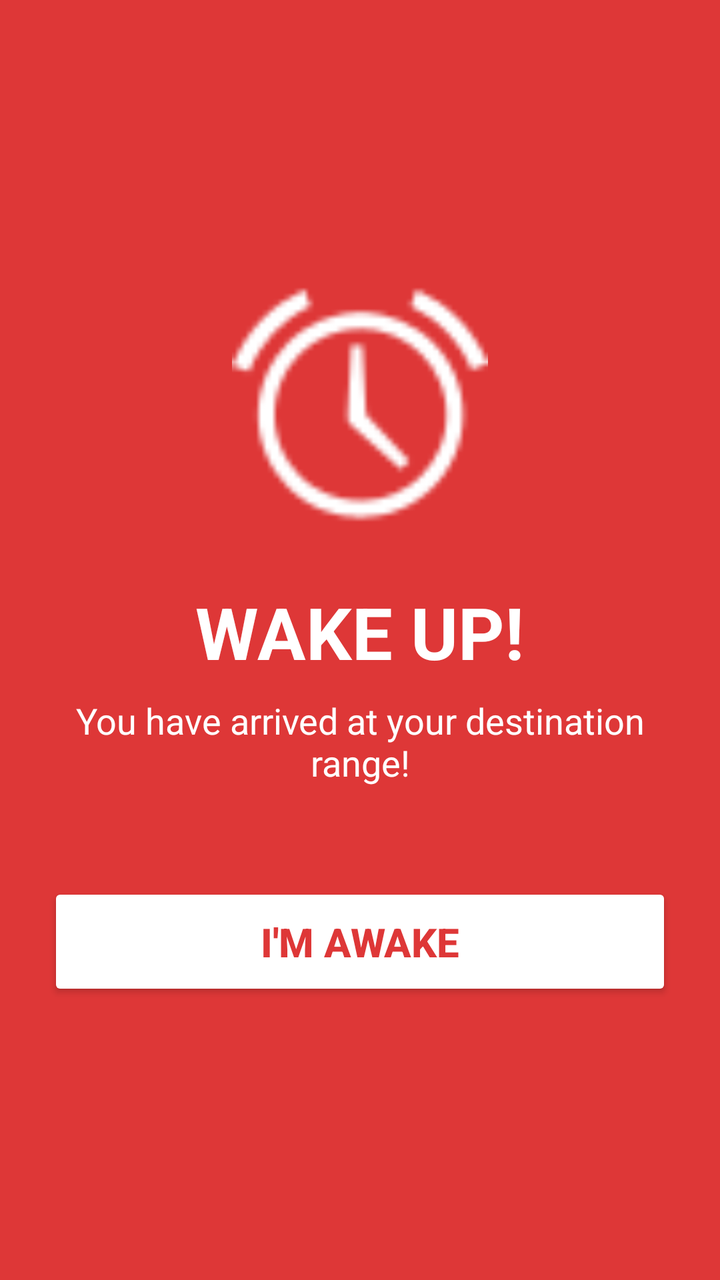
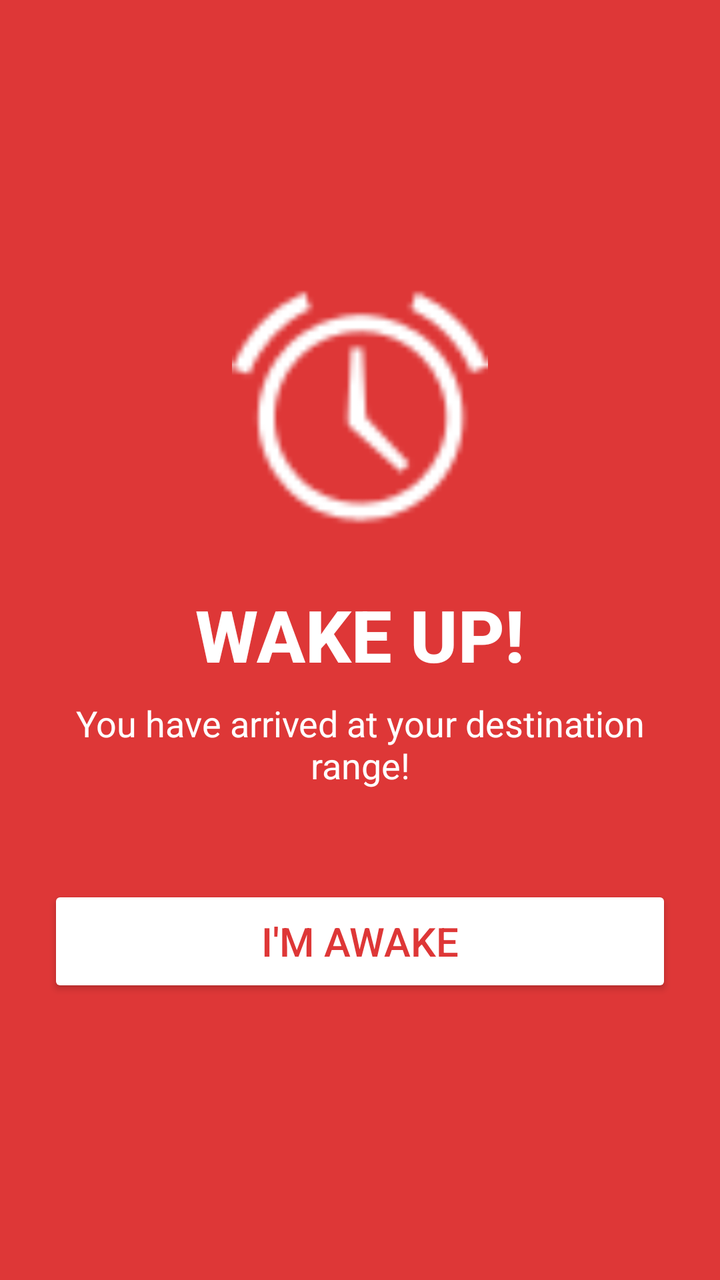

Two renders of the same Android screen: before a commit and after it. Below are the layout's source before the change and the commit's diff.
<!-- AndroidManifest.xml: application theme Theme.NapSafe -->
<!-- res/layout/activity_alarm.xml -->
<?xml version="1.0" encoding="utf-8"?>
<LinearLayout xmlns:android="http://schemas.android.com/apk/res/android"
    android:layout_width="match_parent"
    android:layout_height="match_parent"
    android:orientation="vertical"
    android:gravity="center"
    android:background="@color/red"
    android:padding="24dp">

    
    <ImageView
        android:id="@+id/ivAlarmIcon"
        android:layout_width="128dp"
        android:layout_height="128dp"
        android:src="@android:drawable/ic_lock_idle_alarm"
        android:contentDescription="Alarm Icon"
        android:tint="@color/white"
        android:layout_marginBottom="24dp" />

    
    <TextView
        android:id="@+id/tvAlarmTitle"
        android:layout_width="wrap_content"
        android:layout_height="wrap_content"
        android:text="WAKE UP!"
        android:textSize="36sp"
        android:textStyle="bold"
        android:textColor="@color/white"
        android:layout_marginBottom="8dp" />

    <TextView
        android:id="@+id/tvAlarmSubtitle"
        android:layout_width="wrap_content"
        android:layout_height="wrap_content"
        android:text="You have arrived at your destination range!"
        android:textSize="18sp"
        android:textColor="@color/white"
        android:gravity="center"
        android:layout_marginBottom="48dp" />

    
    <Button
        android:id="@+id/btnStopAlarm"
        android:layout_width="match_parent"
        android:layout_height="wrap_content"
        android:text="I'M AWAKE"
        android:textColor="@color/red"
        android:backgroundTint="@color/white"
        android:textSize="20sp"
        android:textStyle="bold"
        android:padding="16dp" />

</LinearLayout>
<!-- resources referenced by this layout -->
<resources>
  <color name="red">#FFDE3737</color>
  <color name="white">#FFFFFFFF</color>
  <style name="Theme.NapSafe" parent="Theme.Material3.DayNight.NoActionBar">
          
          <item name="colorPrimary">@color/purple_500</item>
          <item name="colorPrimaryVariant">@color/purple_700</item>
          <item name="colorOnPrimary">@color/white</item>
          
          <item name="colorSecondary">@color/teal_200</item>
          <item name="colorSecondaryVariant">@color/teal_700</item>
          <item name="colorOnSecondary">@color/black</item>
          
          <item name="android:statusBarColor">?attr/colorPrimaryVariant</item>
      </style>
  <color name="purple_500">#FF6200EE</color>
  <color name="purple_700">#FF3700B3</color>
  <color name="teal_200">#FF03DAC5</color>
  <color name="teal_700">#FF018786</color>
  <color name="black">#FF000000</color>
</resources>

<!-- the commit's change to res/layout/activity_alarm.xml (unified diff, before → after) -->
@@ -1,5 +1,6 @@
 <?xml version="1.0" encoding="utf-8"?>
 <LinearLayout xmlns:android="http://schemas.android.com/apk/res/android"
+    xmlns:app="http://schemas.android.com/apk/res-auto"
     android:layout_width="match_parent"
     android:layout_height="match_parent"
     android:orientation="vertical"
@@ -14,8 +15,8 @@
         android:layout_height="128dp"
         android:src="@android:drawable/ic_lock_idle_alarm"
         android:contentDescription="Alarm Icon"
-        android:tint="@color/white"
-        android:layout_marginBottom="24dp" />
+        android:layout_marginBottom="24dp"
+        app:tint="@android:color/white" />
 
     
     <TextView
@@ -25,7 +26,8 @@
         android:text="WAKE UP!"
         android:textSize="36sp"
         android:textStyle="bold"
-        android:textColor="@color/white"
+        android:fontFamily="sans-serif-medium"
+        android:textColor="@android:color/white"
         android:layout_marginBottom="8dp" />
 
     <TextView
@@ -34,7 +36,8 @@
         android:layout_height="wrap_content"
         android:text="You have arrived at your destination range!"
         android:textSize="18sp"
-        android:textColor="@color/white"
+        android:fontFamily="sans-serif"
+        android:textColor="@android:color/white"
         android:gravity="center"
         android:layout_marginBottom="48dp" />
 
@@ -42,12 +45,12 @@
     <Button
         android:id="@+id/btnStopAlarm"
         android:layout_width="match_parent"
-        android:layout_height="wrap_content"
+        android:layout_height="56dp"
         android:text="I'M AWAKE"
         android:textColor="@color/red"
-        android:backgroundTint="@color/white"
+        android:backgroundTint="@android:color/white"
         android:textSize="20sp"
-        android:textStyle="bold"
-        android:padding="16dp" />
+        android:fontFamily="sans-serif-medium"
+        app:cornerRadius="16dp" />
 
 </LinearLayout>
<!-- resource entries referenced after the edit -->
@@ -1,7 +1,6 @@
 <!-- resources referenced by this layout -->
 <resources>
   <color name="red">#FFDE3737</color>
-  <color name="white">#FFFFFFFF</color>
   <style name="Theme.NapSafe" parent="Theme.Material3.DayNight.NoActionBar">
           
           <item name="colorPrimary">@color/purple_500</item>
@@ -16,6 +15,7 @@
       </style>
   <color name="purple_500">#FF6200EE</color>
   <color name="purple_700">#FF3700B3</color>
+  <color name="white">#FFFFFFFF</color>
   <color name="teal_200">#FF03DAC5</color>
   <color name="teal_700">#FF018786</color>
   <color name="black">#FF000000</color>
